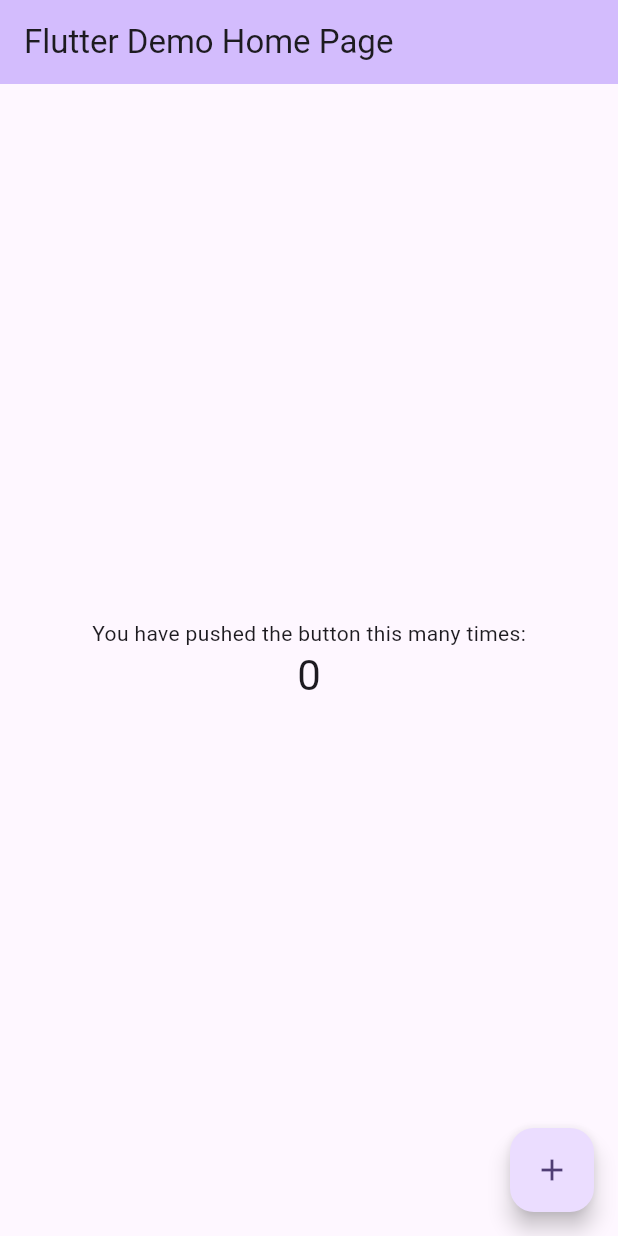
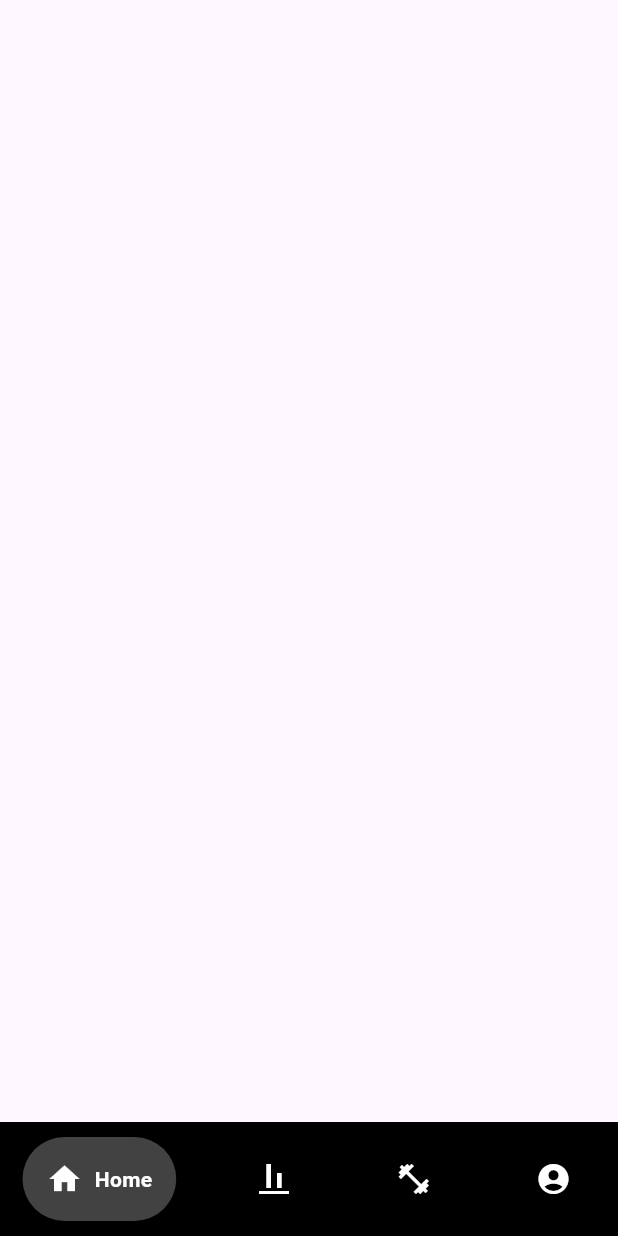
Before and after one commit to OmarGriggio/goofyt_app, a Flutter app: the screen it shows after launch, on a phone screen of 412 x 824 dp. Run offline on Flutter 3.47's test engine with Material 2 defaults, Android fonts, the phone set to English and light mode, and no system bars; drawn by our look-alikes of google_nav_bar.

Commit message:
Navbar 1.0

```diff
--- a/lib/main.dart
+++ b/lib/main.dart
@@ -1,4 +1,5 @@
 import 'package:flutter/material.dart';
+import 'package:google_nav_bar/google_nav_bar.dart';
 
 void main() {
   runApp(const MyApp());
@@ -13,21 +14,6 @@
     return MaterialApp(
       title: 'Flutter Demo',
       theme: ThemeData(
-        // This is the theme of your application.
-        //
-        // TRY THIS: Try running your application with "flutter run". You'll see
-        // the application has a blue toolbar. Then, without quitting the app,
-        // try changing the seedColor in the colorScheme below to Colors.green
-        // and then invoke "hot reload" (save your changes or press the "hot
-        // reload" button in a Flutter-supported IDE, or press "r" if you used
-        // the command line to start the app).
-        //
-        // Notice that the counter didn't reset back to zero; the application
-        // state is not lost during the reload. To reset the state, use hot
-        // restart instead.
-        //
-        // This works for code too, not just values: Most code changes can be
-        // tested with just a hot reload.
         colorScheme: ColorScheme.fromSeed(seedColor: Colors.deepPurple),
         useMaterial3: true,
       ),
@@ -55,19 +41,6 @@
 }
 
 class _MyHomePageState extends State<MyHomePage> {
-  int _counter = 0;
-
-  void _incrementCounter() {
-    setState(() {
-      // This call to setState tells the Flutter framework that something has
-      // changed in this State, which causes it to rerun the build method below
-      // so that the display can reflect the updated values. If we changed
-      // _counter without calling setState(), then the build method would not be
-      // called again, and so nothing would appear to happen.
-      _counter++;
-    });
-  }
-
   @override
   Widget build(BuildContext context) {
     // This method is rerun every time setState is called, for instance as done
@@ -77,49 +50,37 @@
     // fast, so that you can just rebuild anything that needs updating rather
     // than having to individually change instances of widgets.
     return Scaffold(
-      appBar: AppBar(
-        // TRY THIS: Try changing the color here to a specific color (to
-        // Colors.amber, perhaps?) and trigger a hot reload to see the AppBar
-        // change color while the other colors stay the same.
-        backgroundColor: Theme.of(context).colorScheme.inversePrimary,
-        // Here we take the value from the MyHomePage object that was created by
-        // the App.build method, and use it to set our appbar title.
-        title: Text(widget.title),
-      ),
-      body: Center(
-        // Center is a layout widget. It takes a single child and positions it
-        // in the middle of the parent.
-        child: Column(
-          // Column is also a layout widget. It takes a list of children and
-          // arranges them vertically. By default, it sizes itself to fit its
-          // children horizontally, and tries to be as tall as its parent.
-          //
-          // Column has various properties to control how it sizes itself and
-          // how it positions its children. Here we use mainAxisAlignment to
-          // center the children vertically; the main axis here is the vertical
-          // axis because Columns are vertical (the cross axis would be
-          // horizontal).
-          //
-          // TRY THIS: Invoke "debug painting" (choose the "Toggle Debug Paint"
-          // action in the IDE, or press "p" in the console), to see the
-          // wireframe for each widget.
-          mainAxisAlignment: MainAxisAlignment.center,
-          children: <Widget>[
-            const Text(
-              'You have pushed the button this many times:',
+      bottomNavigationBar: Container(
+        color: Colors.black,
+        child: Padding(
+          padding: const EdgeInsets.symmetric(horizontal: 15.0, vertical: 10),
+          child: GNav(
+            backgroundColor: Colors.black,
+            color: Colors.white,
+            activeColor: Colors.white,
+            tabBackgroundColor: Colors.grey.shade800,
+            gap: 8,
+            padding: EdgeInsets.all(16),
+            tabs: const [
+            GButton(
+              icon: Icons.home,
+              text: 'Home',
             ),
-            Text(
-              '$_counter',
-              style: Theme.of(context).textTheme.headlineMedium,
-            ),
-          ],
+            GButton(
+              icon: Icons.align_vertical_bottom,
+              text: 'Stats',
+              ),
+            GButton(
+              icon: Icons.fitness_center,
+              text: 'Programme',
+              ),
+            GButton(
+              icon: Icons.account_circle_rounded,
+              text: 'Profile'
+              ),
+          ]),
         ),
       ),
-      floatingActionButton: FloatingActionButton(
-        onPressed: _incrementCounter,
-        tooltip: 'Increment',
-        child: const Icon(Icons.add),
-      ), // This trailing comma makes auto-formatting nicer for build methods.
     );
   }
 }
--- a/pubspec.yaml
+++ b/pubspec.yaml
@@ -35,6 +35,7 @@ dependencies:
   # The following adds the Cupertino Icons font to your application.
   # Use with the CupertinoIcons class for iOS style icons.
   cupertino_icons: ^1.0.2
+  google_nav_bar: ^5.0.6
 
 dev_dependencies:
   flutter_test:
```
Also changed, not shown: pubspec.lock.
